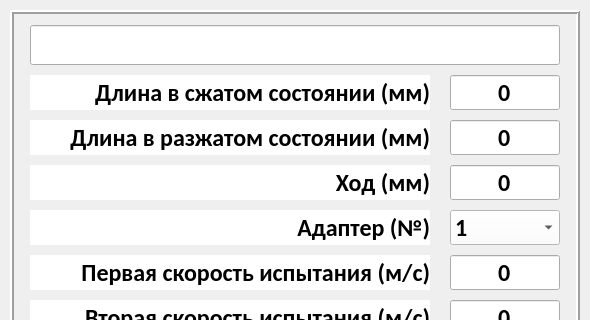
Qt form ui/my_dialog2.ui (Skorikof/SPG-023MK) before a commit; both pictures show x 0 to 590 and y 0 to 320 of the 590 by 650 pixel window.
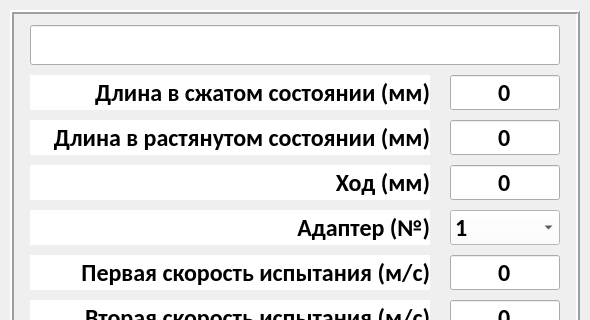
The same form after that commit.

Commit message: Внесены правки в интерфейс согласно замечаниям от 15.10, осталось справить обработку и вывод информации

What changed in the file:
```diff
--- a/ui/my_dialog2.ui
+++ b/ui/my_dialog2.ui
@@ -202,7 +202,7 @@
      <enum>QFrame::NoFrame</enum>
     </property>
     <property name="text">
-     <string>Длина в разжатом состоянии (мм)</string>
+     <string>Длина в растянутом состоянии (мм)</string>
     </property>
     <property name="alignment">
      <set>Qt::AlignRight|Qt::AlignTrailing|Qt::AlignVCenter</set>
```
The commit also changes 7 other files.
